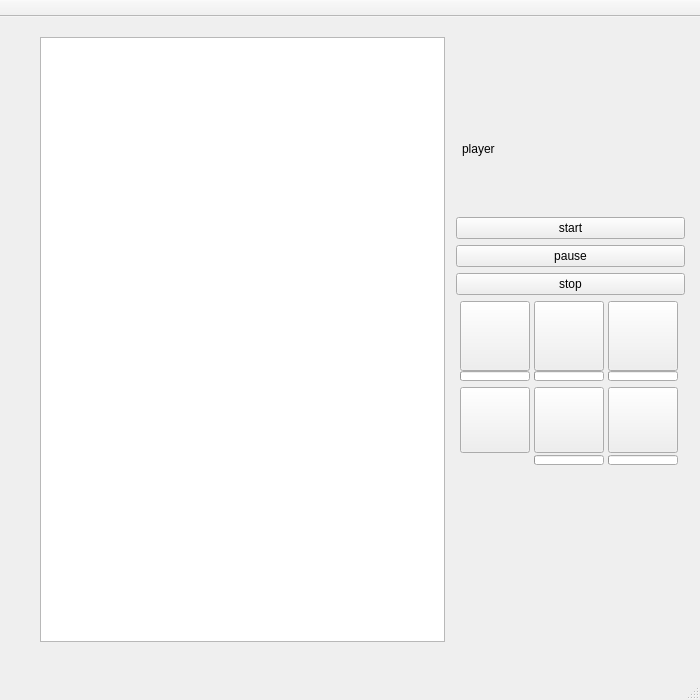
The window that shooting_game/mainwindow.ui (ZhuMon/Shooting_Game) describes before a commit, drawn with Qt 5.
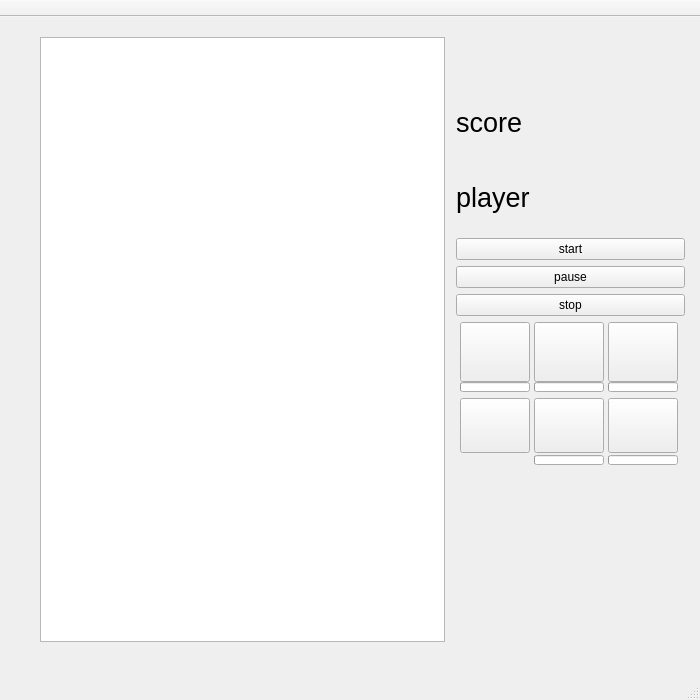
The same window after the commit.

```diff
--- a/shooting_game/mainwindow.ui
+++ b/shooting_game/mainwindow.ui
@@ -82,7 +82,7 @@
       <height>441</height>
      </rect>
     </property>
-    <layout class="QVBoxLayout" name="player_status" stretch="0,0,0,0,0,0,0">
+    <layout class="QVBoxLayout" name="player_status" stretch="0,0,0,0,0,0,0,0">
      <property name="sizeConstraint">
       <enum>QLayout::SetNoConstraint</enum>
      </property>
@@ -107,6 +107,51 @@
        </property>
       </widget>
      </item>
+     <item>
+      <layout class="QHBoxLayout" name="horizontalLayout_2">
+       <item>
+        <widget class="QLabel" name="label">
+         <property name="sizePolicy">
+          <sizepolicy hsizetype="Fixed" vsizetype="Preferred">
+           <horstretch>0</horstretch>
+           <verstretch>0</verstretch>
+          </sizepolicy>
+         </property>
+         <property name="font">
+          <font>
+           <pointsize>20</pointsize>
+          </font>
+         </property>
+         <property name="text">
+          <string>score</string>
+         </property>
+        </widget>
+       </item>
+       <item>
+        <widget class="QLabel" name="score">
+         <property name="sizePolicy">
+          <sizepolicy hsizetype="Preferred" vsizetype="Preferred">
+           <horstretch>0</horstretch>
+           <verstretch>0</verstretch>
+          </sizepolicy>
+         </property>
+         <property name="font">
+          <font>
+           <pointsize>20</pointsize>
+           <weight>75</weight>
+           <bold>true</bold>
+          </font>
+         </property>
+         <property name="text">
+          <string/>
+         </property>
+         <property name="alignment">
+          <set>Qt::AlignRight|Qt::AlignTrailing|Qt::AlignVCenter</set>
+         </property>
+        </widget>
+       </item>
+      </layout>
+     </item>
      <item>
       <layout class="QHBoxLayout" name="playerHP">
        <property name="spacing">
@@ -118,11 +163,16 @@
        <item>
         <widget class="QLabel" name="HP">
          <property name="sizePolicy">
-          <sizepolicy hsizetype="Fixed" vsizetype="Preferred">
+          <sizepolicy hsizetype="Preferred" vsizetype="Preferred">
            <horstretch>0</horstretch>
            <verstretch>0</verstretch>
           </sizepolicy>
          </property>
+         <property name="font">
+          <font>
+           <pointsize>20</pointsize>
+          </font>
+         </property>
          <property name="text">
           <string>player</string>
          </property>
```
Left out of the diff: 2 changed lines with no effect on the pictures.
